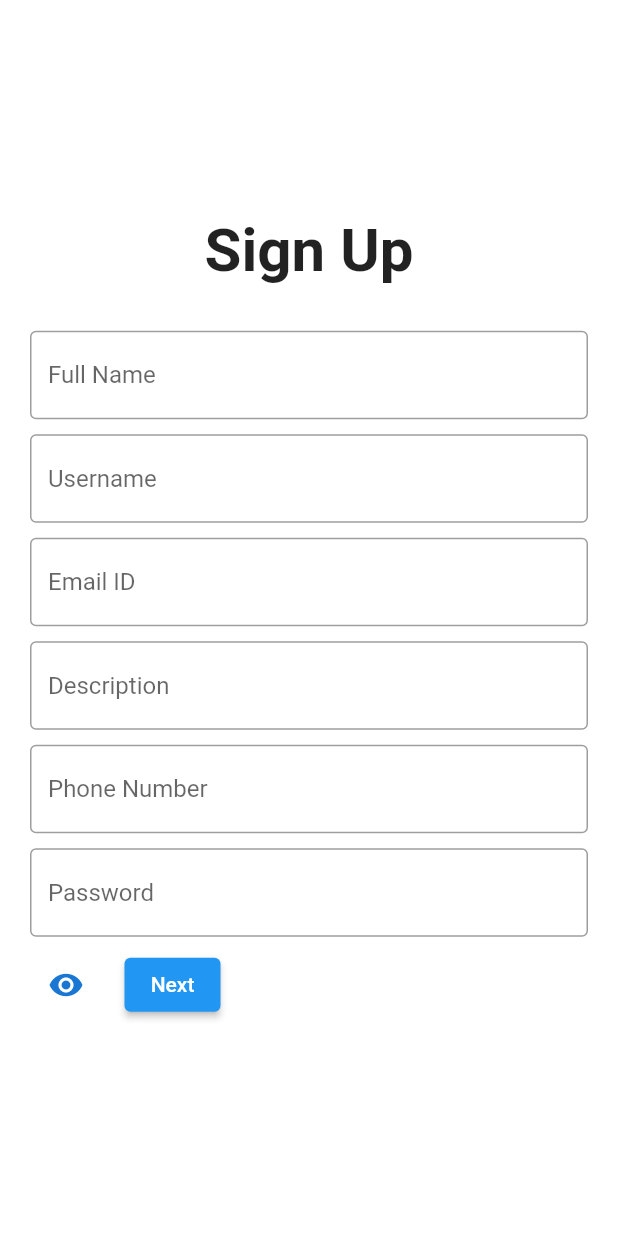
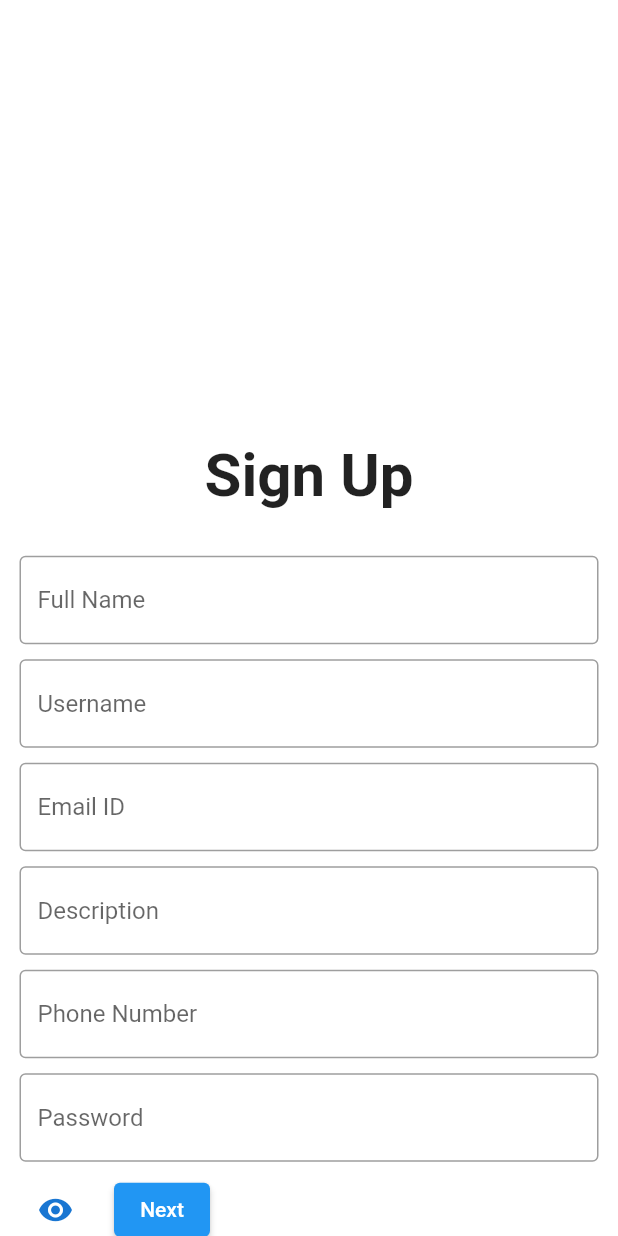
Before and after one commit to NipunGandhi/Bezubaan, a Flutter app: the SignUpScreen screen opened by its route, on a phone screen of 412 x 824 dp. Run offline on Flutter 3.47's test engine with Material 2 defaults, Android fonts, the phone set to English and light mode, and no system bars; our stand-ins replace cached_network_image, cloud_firestore, email_validator, firebase_auth, firebase_core, firebase_storage and 9 more; missing offline and left inert: flutterfire_ui, neopop; accounts and stored records are empty; network calls fail.

```diff
--- a/lib/Screens/profileScreen.dart
+++ b/lib/Screens/profileScreen.dart
@@ -58,7 +58,8 @@ class _ProfileScreenState extends State<ProfileScreen> {
 
   @override
   Widget build(BuildContext context) {
-    return Scaffold(
+    return SafeArea(
+      child: Scaffold(
         body: Column(
           children: <Widget>[
             Container(
@@ -67,7 +68,7 @@ class _ProfileScreenState extends State<ProfileScreen> {
                   width: 1,
                 ),
               ),
-            padding: const EdgeInsets.only(top: 50, left: 20, bottom: 20),
+              padding: const EdgeInsets.only(top: 20, left: 20, bottom: 20),
               child: Row(
                 children: [
                   Column(
@@ -152,6 +153,7 @@ class _ProfileScreenState extends State<ProfileScreen> {
             ),
           ],
         ),
+      ),
     );
   }
 }
--- a/lib/Screens/signupScreen.dart
+++ b/lib/Screens/signupScreen.dart
@@ -35,15 +35,13 @@ class _SignUpScreenState extends State<SignUpScreen> {
   Widget build(BuildContext context) {
     return ScreenLoader(
       child: Scaffold(
-        resizeToAvoidBottomInset: false,
-        body: Column(
-          children: [
-            Expanded(
-              child: Padding(
-                padding: const EdgeInsets.symmetric(horizontal: 20),
+        body: SingleChildScrollView(
+          physics: BouncingScrollPhysics(),
+          child: Container(
+            height: MediaQuery.of(context).size.height + 300,
+            padding: const EdgeInsets.all(13.0),
             child: Column(
               mainAxisAlignment: MainAxisAlignment.center,
-                  crossAxisAlignment: CrossAxisAlignment.start,
               children: [
                 const Center(
                   child: Text(
@@ -188,8 +186,6 @@ class _SignUpScreenState extends State<SignUpScreen> {
             ),
           ),
         ),
-          ],
-        ),
       ),
     );
   }
--- a/pubspec.yaml
+++ b/pubspec.yaml
@@ -38,7 +38,6 @@ dependencies:
   path_provider: ^2.0.8
   permission_handler: ^10.2.0
   geolocator: ^9.0.2
-  geocoder: ^0.2.1
   fluttertoast: ^8.0.9
   hive_flutter: ^1.1.0
   hive: ^2.0.4
@@ -59,6 +58,7 @@ dependencies:
   firebase_storage: ^11.0.6
   cached_network_image: ^3.2.2
   shimmer: ^2.0.0
+  geocoding: ^2.0.5
 
 dev_dependencies:
   build_runner: ^2.1.1
```
Also changed, not shown: lib/Screens/homePageScreen.dart (+6 -6 lines), lib/Widgets/new_post_model.dart (+3 -6 lines), lib/Widgets/postWidget.dart (+54 -23 lines), lib/services/location_service.dart (+0 -21 lines), pubspec.lock. Lines whose indentation alone changed are shown as unchanged.
